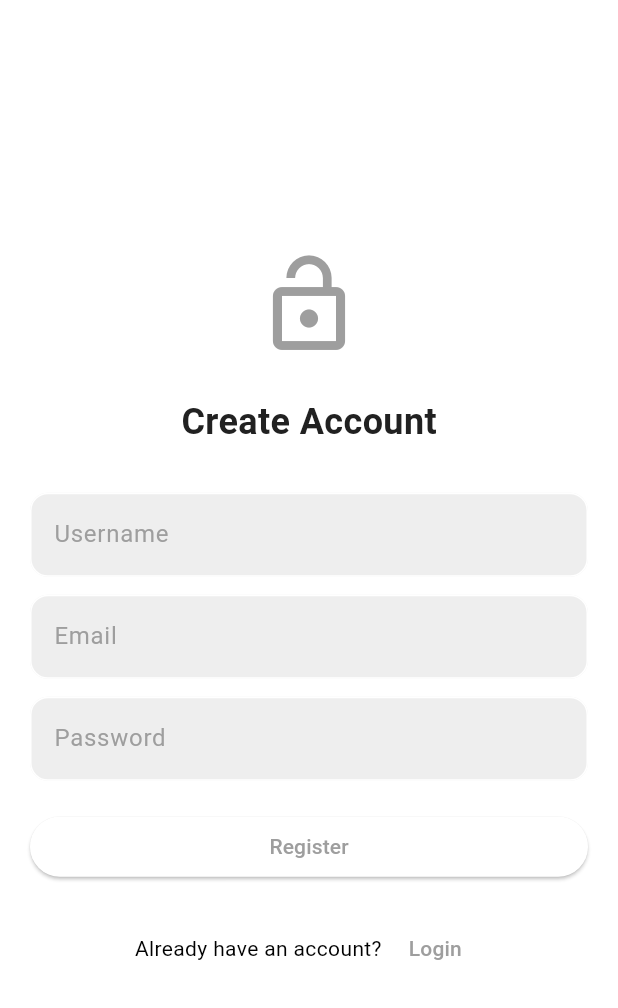
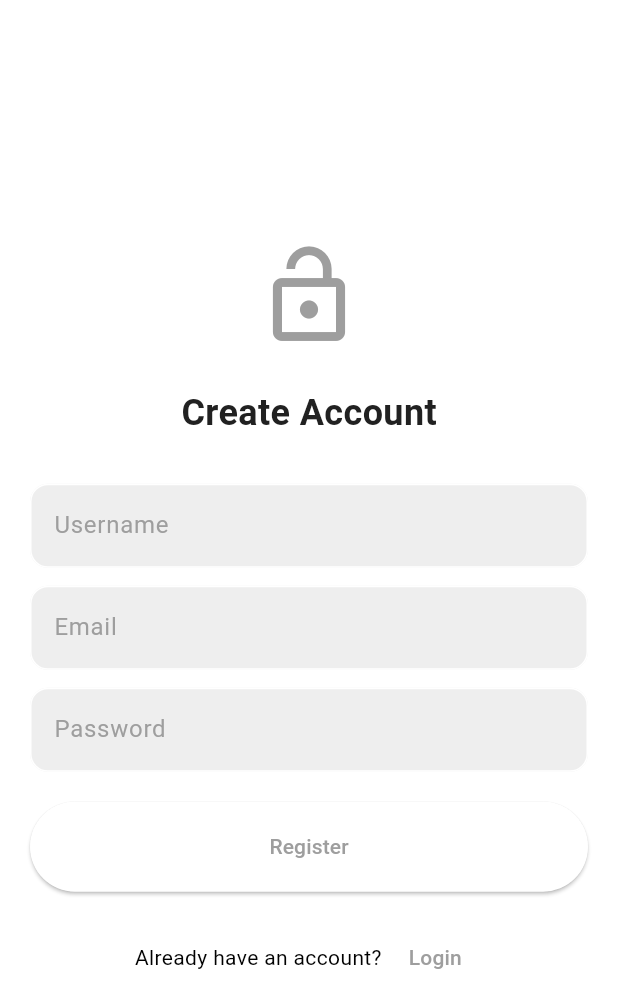
Before and after one commit to Aniket-Vyass/app_minimal, a Flutter app: the screen it shows after launch, after a tap on "Register", on a phone screen of 412 x 824 dp. Shown: the top 1008 px of the screen. Run offline on Flutter 3.47's test engine with Material 3 defaults, Android fonts, the phone set to English and light mode, and no system bars; our stand-ins replace cloud_firestore, firebase_auth, firebase_core, firebase_storage, image_cropper, image_picker and 2 more; missing offline and left inert: video_thumbnail; accounts and stored records are empty; network calls fail.

Commit message:
fixed overflow login/register

```diff
--- a/lib/auth/login_page.dart
+++ b/lib/auth/login_page.dart
@@ -26,6 +26,7 @@ class _LoginPageState extends State<LoginPage> {
         child: Center(
           child: Padding(
             padding: const EdgeInsets.all(20),
+            child: SingleChildScrollView(
               child: Column(
                 mainAxisAlignment: MainAxisAlignment.center,
                 children: [
@@ -58,7 +59,10 @@ class _LoginPageState extends State<LoginPage> {
                     obscureText: true,
                   ),
                   const SizedBox(height: 10),
-                ElevatedButton(
+                  SizedBox(
+                    height: 60,
+                    width: double.infinity,
+                    child: ElevatedButton(
                       onPressed: () async {
                         setState(() {
                           isLoading = true;
@@ -80,7 +84,8 @@ class _LoginPageState extends State<LoginPage> {
                             ScaffoldMessenger.of(context).showSnackBar(
                               SnackBar(
                                 content: Text(
-                              e.message ?? 'Login Failed! Enter Correct details',
+                                  e.message ??
+                                      'Login Failed! Enter Correct details',
                                 ),
                               ),
                             );
@@ -92,11 +97,10 @@ class _LoginPageState extends State<LoginPage> {
                       },
                       child: isLoading
                           ? const SizedBox(
-                          height: 20,
-                          width: 20,
                               child: CircularProgressIndicator(strokeWidth: 2),
                             )
                           : const Text('Login'),
+                    ),
                   ),
                   const SizedBox(height: 20),
                   Row(
@@ -123,6 +127,7 @@ class _LoginPageState extends State<LoginPage> {
             ),
           ),
         ),
+      ),
     );
   }
 }
--- a/lib/auth/register_page.dart
+++ b/lib/auth/register_page.dart
@@ -79,9 +79,11 @@ class _RegisterPageState extends State<RegisterPage> {
         child: Center(
           child: Padding(
             padding: const EdgeInsets.all(20),
+            child: SingleChildScrollView(
               child: Column(
                 mainAxisAlignment: MainAxisAlignment.center,
                 children: [
+                  // SizedBox(height: 180),
                   Icon(
                     Icons.lock_open,
                     size: 72,
@@ -121,6 +123,7 @@ class _RegisterPageState extends State<RegisterPage> {
                   const SizedBox(height: 20),
 
                   SizedBox(
+                    height: 60,
                     width: double.infinity,
                     child: ElevatedButton(
                       onPressed: _isLoading ? null : _register,
@@ -151,6 +154,7 @@ class _RegisterPageState extends State<RegisterPage> {
             ),
           ),
         ),
+      ),
     );
   }
 }
```
Lines whose indentation alone changed are shown as unchanged.
